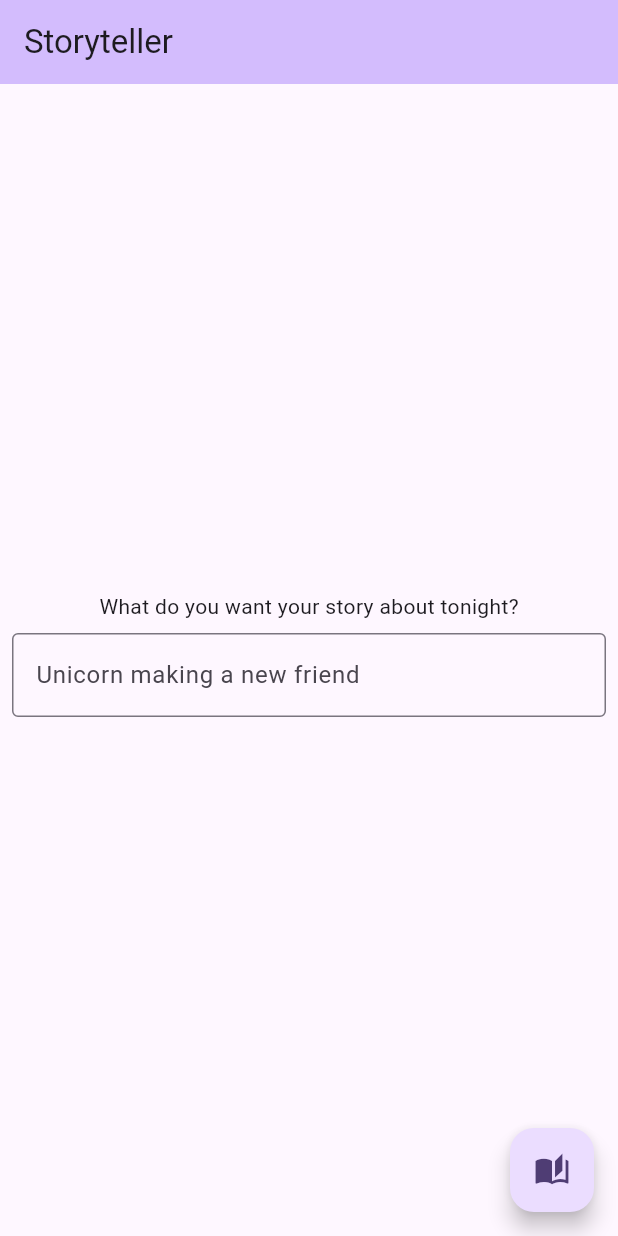
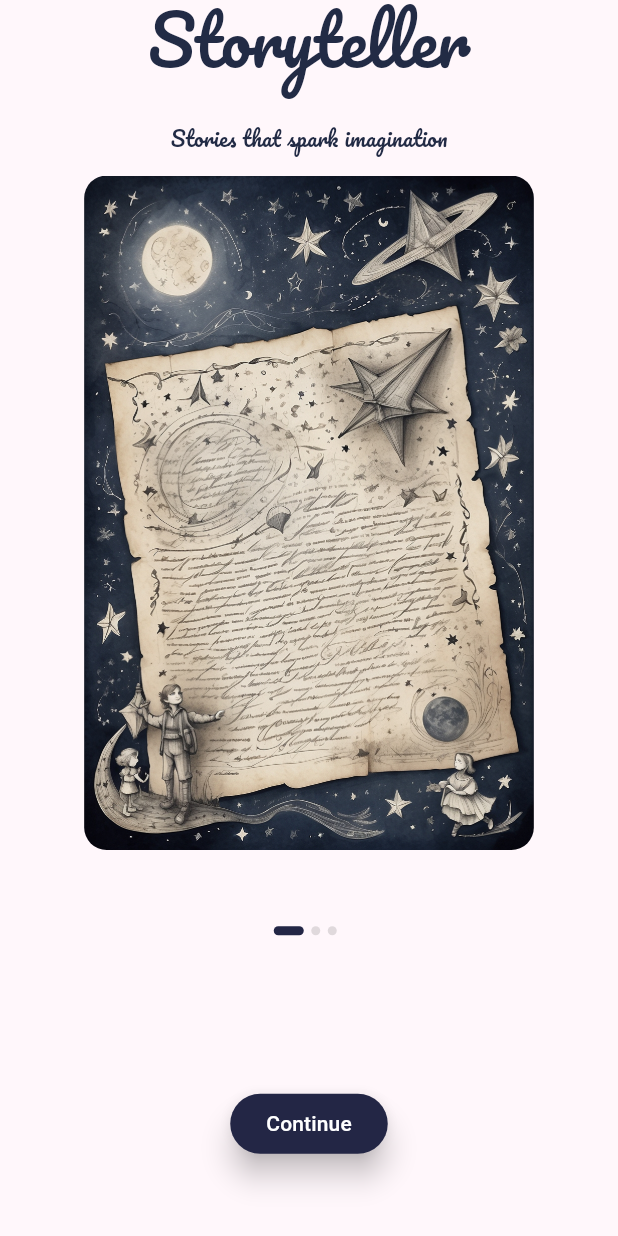
Before and after one commit to bardux/gtp-capstone, a Flutter app: the screen it shows after launch, on a phone screen of 412 x 824 dp. Run offline on Flutter 3.47's test engine with Material 3 defaults, Android fonts, the phone set to English and light mode, and no system bars; our stand-ins replace flutter_dotenv, google_fonts.

Commit message:
app styles and splash screen

```diff
--- /dev/null
+++ b/lib/constants/app_theme.dart
@@ -0,0 +1,37 @@
+import 'package:flutter/material.dart';
+import 'package:google_fonts/google_fonts.dart';
+
+TextStyle textStyle = GoogleFonts.pacifico(
+  color: const Color(0xFF222B45),
+);
+
+const double defaultPadding = 15;
+const double defaultBorderRadius = 15;
+const double defaultElevation = 8;
+const Duration defaultAnimationDuration = Duration(milliseconds: 200);
+
+const primaryColor = Color(0xFF232645);
+
+ThemeData appTheme = ThemeData(
+  primaryColor: primaryColor,
+  colorScheme: ColorScheme.fromSeed(
+    seedColor: const Color(0xFFE5B6F2),
+    background: const Color(0xFFF8F8F8),
+  ),
+  textTheme: TextTheme(
+    displayLarge: textStyle,
+    displayMedium: textStyle,
+    titleLarge: textStyle,
+    bodyLarge: textStyle,
+    bodyMedium: textStyle,
+    bodySmall: textStyle,
+  ),
+  elevatedButtonTheme: ElevatedButtonThemeData(
+    style: ElevatedButton.styleFrom(
+      elevation: defaultElevation,
+      backgroundColor: primaryColor,
+    ),
+  ),
+  visualDensity: VisualDensity.adaptivePlatformDensity,
+  useMaterial3: true,
+);
--- a/lib/main.dart
+++ b/lib/main.dart
@@ -1,5 +1,7 @@
 import 'package:flutter/material.dart';
 import 'package:flutter_dotenv/flutter_dotenv.dart';
+import 'package:storyteller/constants/app_theme.dart';
+import 'package:storyteller/screens/splash/splash_screen.dart';
 
 Future main() async {
   await dotenv.load(fileName: ".env");
@@ -10,83 +12,12 @@ Future main() async {
 class MyApp extends StatelessWidget {
   const MyApp({super.key});
 
-  // This widget is the root of your application.
   @override
   Widget build(BuildContext context) {
     return MaterialApp(
       title: 'Storyteller',
-      theme: ThemeData(
-        colorScheme: ColorScheme.fromSeed(seedColor: Colors.deepPurple),
-        useMaterial3: true,
-      ),
-      home: const MyHomePage(title: 'Storyteller'),
+      theme: appTheme,
+      home: const SplashScreen(),
     );
   }
 }
-
-class MyHomePage extends StatefulWidget {
-  const MyHomePage({super.key, required this.title});
-
-  final String title;
-
-  @override
-  State<MyHomePage> createState() => _MyHomePageState();
-}
-
-class _MyHomePageState extends State<MyHomePage> {
-  final aboutInputController = TextEditingController();
-
-  @override
-  void dispose() {
-    aboutInputController.dispose();
-    super.dispose();
-  }
-
-  void _validateInput() {
-    print(aboutInputController.text);
-    print(dotenv.env['OPENAI_KEY']);
-  }
-
-  void _badInput() {}
-
-  void _generateStory() {}
-
-  void _generateImages() {}
-
-  void _readStory() {}
-
-  @override
-  Widget build(BuildContext context) {
-    return Scaffold(
-      appBar: AppBar(
-        backgroundColor: Theme.of(context).colorScheme.inversePrimary,
-        title: Text(widget.title),
-      ),
-      body: Center(
-        child: Column(
-          mainAxisAlignment: MainAxisAlignment.center,
-          children: <Widget>[
-            const Text(
-              'What do you want your story about tonight?',
-            ),
-            Padding(
-              padding: const EdgeInsets.all(8.0),
-              child: TextField(
-                controller: aboutInputController,
-                decoration: const InputDecoration(
-                  border: OutlineInputBorder(),
-                  hintText: 'Unicorn making a new friend',
-                ),
-              ),
-            ),
-          ],
-        ),
-      ),
-      floatingActionButton: FloatingActionButton(
-        onPressed: _validateInput,
-        tooltip: 'Make magic',
-        child: const Icon(Icons.auto_stories),
-      ),
-    );
-  }
-}
--- /dev/null
+++ b/lib/models/splash_data.dart
@@ -0,0 +1,9 @@
+class SplashData {
+  String text;
+  String image;
+
+  SplashData({
+    required this.text,
+    required this.image,
+  });
+}
--- /dev/null
+++ b/lib/screens/home_screen.dart
@@ -0,0 +1,74 @@
+import 'package:flutter/material.dart';
+import 'package:flutter_dotenv/flutter_dotenv.dart';
+import 'package:storyteller/constants/app_theme.dart';
+
+class HomeScreen extends StatefulWidget {
+  const HomeScreen({super.key});
+
+  @override
+  State<HomeScreen> createState() => _HomeScreenState();
+}
+
+class _HomeScreenState extends State<HomeScreen> {
+  final aboutInputController = TextEditingController();
+
+  @override
+  void dispose() {
+    aboutInputController.dispose();
+    super.dispose();
+  }
+
+  void _validateInput() {
+    print(aboutInputController.text);
+    print(dotenv.env['OPENAI_KEY']);
+  }
+
+  void _badInput() {}
+
+  void _generateStory() {}
+
+  void _generateImages() {}
+
+  void _readStory() {}
+
+  @override
+  Widget build(BuildContext context) {
+    return Scaffold(
+      appBar: AppBar(
+        backgroundColor: Theme.of(context).primaryColor,
+        title: Text(
+          'Storyteller',
+          style: Theme.of(context).textTheme.titleLarge!.copyWith(
+                color: Theme.of(context).colorScheme.onSecondary,
+              ),
+        ),
+      ),
+      body: Center(
+        child: Column(
+          mainAxisAlignment: MainAxisAlignment.center,
+          children: <Widget>[
+            const Text(
+              'What do you want your story about tonight?',
+            ),
+            Padding(
+              padding: const EdgeInsets.all(defaultPadding),
+              child: TextField(
+                controller: aboutInputController,
+                decoration: const InputDecoration(
+                  border: OutlineInputBorder(),
+                  hintText: 'A unicorn making a new friend',
+                ),
+                style: Theme.of(context).textTheme.bodyLarge,
+              ),
+            ),
+          ],
+        ),
+      ),
+      floatingActionButton: FloatingActionButton(
+        onPressed: _validateInput,
+        tooltip: 'Make magic',
+        child: const Icon(Icons.auto_stories),
+      ),
+    );
+  }
+}
--- /dev/null
+++ b/lib/screens/splash/components/body.dart
@@ -0,0 +1,93 @@
+import 'package:flutter/material.dart';
+import 'package:storyteller/models/splash_data.dart';
+import 'package:storyteller/screens/home_screen.dart';
+import 'package:storyteller/screens/splash/components/content.dart';
+import 'package:storyteller/screens/splash/components/dot.dart';
+
+class Body extends StatefulWidget {
+  const Body({super.key});
+
+  @override
+  State<Body> createState() => _BodyState();
+}
+
+class _BodyState extends State<Body> {
+  int currentPage = 0;
+  List<SplashData> splashData = [
+    SplashData(
+      text: 'Stories that spark imagination',
+      image: 'assets/img/splash1.jpg',
+    ),
+    SplashData(
+      text: 'Engaging narratives',
+      image: 'assets/img/splash2.jpg',
+    ),
+    SplashData(
+      text: 'Fostering imagination',
+      image: 'assets/img/splash3.jpg',
+    ),
+  ];
+
+  @override
+  Widget build(BuildContext context) {
+    return SafeArea(
+      child: SizedBox(
+        width: double.infinity,
+        child: Column(
+          children: [
+            Text(
+              'Storyteller',
+              style: Theme.of(context).textTheme.displayMedium,
+            ),
+            Expanded(
+              flex: 4,
+              child: PageView.builder(
+                onPageChanged: (value) => setState(() => currentPage = value),
+                itemCount: splashData.length,
+                itemBuilder: (context, index) => Content(
+                  text: splashData[index].text,
+                  image: splashData[index].image,
+                ),
+              ),
+            ),
+            Expanded(
+              flex: 2,
+              child: Column(
+                children: [
+                  const Spacer(),
+                  Row(
+                    mainAxisAlignment: MainAxisAlignment.center,
+                    children: [
+                      ...List.generate(
+                        splashData.length,
+                        (index) => Dot(
+                          isActive: currentPage == index,
+                        ),
+                      )
+                    ],
+                  ),
+                  const Spacer(flex: 2),
+                  ElevatedButton(
+                    onPressed: () {
+                      Navigator.of(context).pushReplacement(
+                          MaterialPageRoute(builder: (BuildContext context) {
+                        return const HomeScreen();
+                      }));
+                    },
+                    child: const Text(
+                      'Continue',
+                      style: TextStyle(
+                        color: Colors.white,
+                      ),
+                    ),
+                  ),
+                  const Spacer(),
+                ],
+              ),
+            ),
+          ],
+        ),
+      ),
+    );
+  }
+}
--- /dev/null
+++ b/lib/screens/splash/components/content.dart
@@ -0,0 +1,37 @@
+import 'package:flutter/material.dart';
+import 'package:storyteller/constants/app_theme.dart';
+
+class Content extends StatelessWidget {
+  const Content({super.key, required this.text, required this.image});
+
+  final String text;
+  final String image;
+
+  @override
+  Widget build(BuildContext context) {
+    return Column(
+      children: [
+        // const SizedBox(height: 10),
+        Padding(
+          padding: const EdgeInsets.only(
+            top: defaultPadding * 2,
+            bottom: defaultPadding,
+          ),
+          child: Text(text),
+        ),
+        // const SizedBox(height: 10),
+        Expanded(
+          child: Padding(
+            padding: const EdgeInsets.symmetric(horizontal: defaultPadding),
+            child: ClipRRect(
+              borderRadius: BorderRadius.circular(defaultBorderRadius),
+              child: Image.asset(
+                image,
+              ),
+            ),
+          ),
+        ),
+      ],
+    );
+  }
+}
--- /dev/null
+++ b/lib/screens/splash/components/dot.dart
@@ -0,0 +1,24 @@
+import 'package:flutter/material.dart';
+import 'package:storyteller/constants/app_theme.dart';
+
+class Dot extends StatelessWidget {
+  const Dot({super.key, required this.isActive});
+
+  final bool isActive;
+
+  @override
+  Widget build(BuildContext context) {
+    return AnimatedContainer(
+      duration: defaultAnimationDuration,
+      margin: const EdgeInsets.only(right: 5),
+      height: 6,
+      width: isActive ? 20 : 6,
+      decoration: BoxDecoration(
+        color: isActive
+            ? Theme.of(context).primaryColor
+            : Theme.of(context).focusColor,
+        borderRadius: BorderRadius.circular(3),
+      ),
+    );
+  }
+}
--- /dev/null
+++ b/lib/screens/splash/splash_screen.dart
@@ -0,0 +1,13 @@
+import 'package:flutter/material.dart';
+import 'package:storyteller/screens/splash/components/body.dart';
+
+class SplashScreen extends StatelessWidget {
+  const SplashScreen({super.key});
+
+  @override
+  Widget build(BuildContext context) {
+    return const Scaffold(
+      body: Body(),
+    );
+  }
+}
--- a/pubspec.yaml
+++ b/pubspec.yaml
@@ -36,6 +36,7 @@ dependencies:
   # Use with the CupertinoIcons class for iOS style icons.
   cupertino_icons: ^1.0.2
   flutter_dotenv: ^5.1.0
+  google_fonts: ^6.1.0
 
 dev_dependencies:
   flutter_test:
@@ -62,6 +63,7 @@ flutter:
   # To add assets to your application, add an assets section, like this:
   assets:
     - .env
+    - assets/img/
   #   - images/a_dot_burr.jpeg
   #   - images/a_dot_ham.jpeg
 
```
Also changed, not shown: assets/img/splash1.jpg (added), assets/img/splash2.jpg (added), assets/img/splash3.jpg (added), pubspec.lock, 10 other files.
